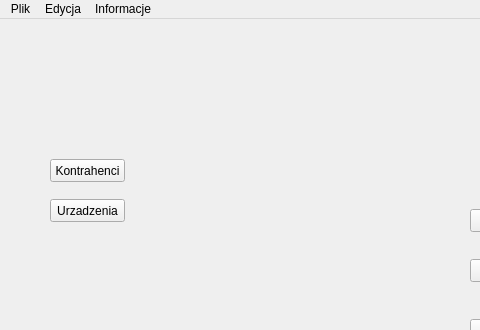
Before: the Qt Designer form mainwindow.ui in Astropl/TestRamek, drawn with Qt 5; both pictures show x 0 to 480 and y 0 to 330 of the 800 by 600 pixel window.
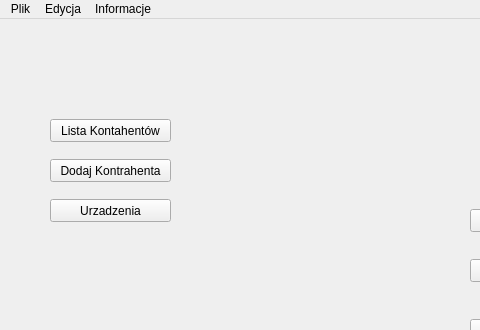
After: the same form once the commit is applied.

What changed in the file:
```diff
--- a/mainwindow.ui
+++ b/mainwindow.ui
@@ -71,12 +71,12 @@
      <rect>
       <x>50</x>
       <y>140</y>
-      <width>75</width>
+      <width>121</width>
       <height>23</height>
      </rect>
     </property>
     <property name="text">
-     <string>Kontrahenci</string>
+     <string>Dodaj Kontrahenta</string>
     </property>
    </widget>
    <widget class="QPushButton" name="pushButton_6">
@@ -84,7 +84,7 @@
      <rect>
       <x>50</x>
       <y>180</y>
-      <width>75</width>
+      <width>121</width>
       <height>23</height>
      </rect>
     </property>
@@ -92,6 +92,19 @@
      <string>Urzadzenia</string>
     </property>
    </widget>
+   <widget class="QPushButton" name="pushButton_7">
+    <property name="geometry">
+     <rect>
+      <x>50</x>
+      <y>100</y>
+      <width>121</width>
+      <height>23</height>
+     </rect>
+    </property>
+    <property name="text">
+     <string>Lista Kontahentów</string>
+    </property>
+   </widget>
   </widget>
   <widget class="QMenuBar" name="menubar">
    <property name="geometry">
```
